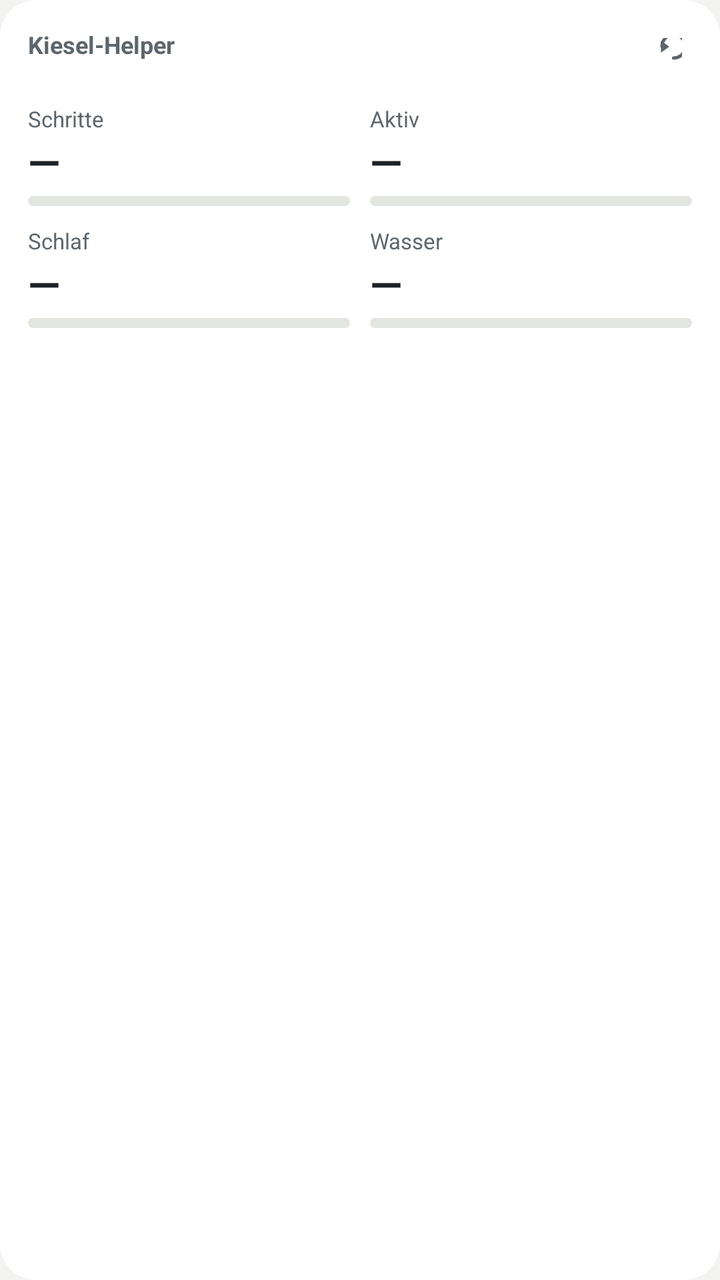
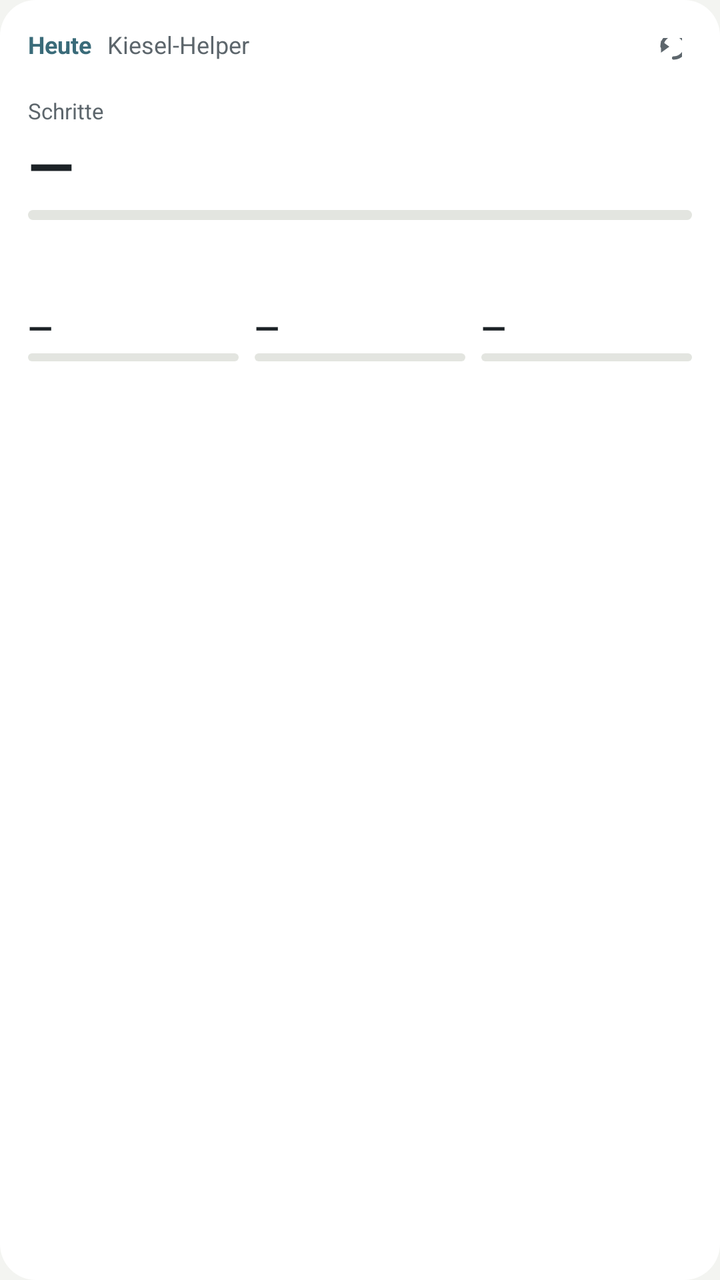

Screens rendered from an Android XML layout before and after an edit, with the pre-edit source and the edit as a unified diff.
<!-- AndroidManifest.xml: application theme KieselTheme -->
<!-- res/layout/widget_gesundheit.xml -->
<?xml version="1.0" encoding="utf-8"?>
<LinearLayout xmlns:android="http://schemas.android.com/apk/res/android"
    android:id="@+id/w_wurzel"
    android:layout_width="match_parent"
    android:layout_height="match_parent"
    android:background="@drawable/widget_grund"
    android:orientation="vertical"
    android:padding="14dp">

    <LinearLayout
        android:layout_width="match_parent"
        android:layout_height="wrap_content"
        android:layout_marginBottom="8dp"
        android:orientation="horizontal">

        <TextView
            android:layout_width="0dp"
            android:layout_height="wrap_content"
            android:layout_weight="1"
            android:text="@string/app_name"
            android:textColor="@color/schrift_zart"
            android:textSize="12sp"
            android:textStyle="bold" />

        
        <TextView
            android:id="@+id/w_stand"
            android:layout_width="wrap_content"
            android:layout_height="wrap_content"
            android:layout_gravity="center_vertical"
            android:textColor="@color/schrift_zart"
            android:textSize="12sp" />

        <ImageView
            android:id="@+id/w_auffrischen"
            android:layout_width="30dp"
            android:layout_height="30dp"
            android:layout_gravity="center_vertical"
            android:layout_marginStart="6dp"
            android:padding="5dp"
            android:src="@drawable/ic_auffrischen"
            android:contentDescription="@string/widget_auffrischen" />
    </LinearLayout>

    <LinearLayout
        android:layout_width="match_parent"
        android:layout_height="wrap_content"
        android:orientation="horizontal">

        <LinearLayout
            android:layout_width="0dp"
            android:layout_height="wrap_content"
            android:layout_weight="1"
            android:layout_marginEnd="10dp"
            android:orientation="vertical">

            <TextView
                android:layout_width="wrap_content"
                android:layout_height="wrap_content"
                android:text="Schritte"
                android:textColor="@color/schrift_zart"
                android:textSize="11sp" />

            <TextView
                android:id="@+id/w_schritte_wert"
                android:layout_width="wrap_content"
                android:layout_height="wrap_content"
                android:text="—"
                android:textColor="@color/schrift"
                android:textSize="21sp"
                android:textStyle="bold" />

            <ProgressBar
                android:id="@+id/w_schritte_balken"
                style="?android:attr/progressBarStyleHorizontal"
                android:layout_width="match_parent"
                android:layout_height="5dp"
                android:layout_marginTop="3dp"
                android:max="100"
                android:progress="0"
                android:progressDrawable="@drawable/widget_balken" />
        </LinearLayout>

        <LinearLayout
            android:layout_width="0dp"
            android:layout_height="wrap_content"
            android:layout_weight="1"
            android:orientation="vertical">

            <TextView
                android:layout_width="wrap_content"
                android:layout_height="wrap_content"
                android:text="Aktiv"
                android:textColor="@color/schrift_zart"
                android:textSize="11sp" />

            <TextView
                android:id="@+id/w_aktiv_wert"
                android:layout_width="wrap_content"
                android:layout_height="wrap_content"
                android:text="—"
                android:textColor="@color/schrift"
                android:textSize="21sp"
                android:textStyle="bold" />

            <ProgressBar
                android:id="@+id/w_aktiv_balken"
                style="?android:attr/progressBarStyleHorizontal"
                android:layout_width="match_parent"
                android:layout_height="5dp"
                android:layout_marginTop="3dp"
                android:max="100"
                android:progress="0"
                android:progressDrawable="@drawable/widget_balken" />
        </LinearLayout>
    </LinearLayout>

    <LinearLayout
        android:layout_width="match_parent"
        android:layout_height="wrap_content"
        android:layout_marginTop="10dp"
        android:orientation="horizontal">

        <LinearLayout
            android:layout_width="0dp"
            android:layout_height="wrap_content"
            android:layout_weight="1"
            android:layout_marginEnd="10dp"
            android:orientation="vertical">

            <TextView
                android:layout_width="wrap_content"
                android:layout_height="wrap_content"
                android:text="Schlaf"
                android:textColor="@color/schrift_zart"
                android:textSize="11sp" />

            <TextView
                android:id="@+id/w_schlaf_wert"
                android:layout_width="wrap_content"
                android:layout_height="wrap_content"
                android:text="—"
                android:textColor="@color/schrift"
                android:textSize="21sp"
                android:textStyle="bold" />

            <ProgressBar
                android:id="@+id/w_schlaf_balken"
                style="?android:attr/progressBarStyleHorizontal"
                android:layout_width="match_parent"
                android:layout_height="5dp"
                android:layout_marginTop="3dp"
                android:max="100"
                android:progress="0"
                android:progressDrawable="@drawable/widget_balken" />
        </LinearLayout>

        <LinearLayout
            android:layout_width="0dp"
            android:layout_height="wrap_content"
            android:layout_weight="1"
            android:orientation="vertical">

            <TextView
                android:layout_width="wrap_content"
                android:layout_height="wrap_content"
                android:text="Wasser"
                android:textColor="@color/schrift_zart"
                android:textSize="11sp" />

            <TextView
                android:id="@+id/w_wasser_wert"
                android:layout_width="wrap_content"
                android:layout_height="wrap_content"
                android:text="—"
                android:textColor="@color/schrift"
                android:textSize="21sp"
                android:textStyle="bold" />

            <ProgressBar
                android:id="@+id/w_wasser_balken"
                style="?android:attr/progressBarStyleHorizontal"
                android:layout_width="match_parent"
                android:layout_height="5dp"
                android:layout_marginTop="3dp"
                android:max="100"
                android:progress="0"
                android:progressDrawable="@drawable/widget_balken" />
        </LinearLayout>
    </LinearLayout>

    <TextView
        android:id="@+id/w_fuss"
        android:layout_width="match_parent"
        android:layout_height="wrap_content"
        android:layout_marginTop="10dp"
        android:maxLines="1"
        android:textColor="@color/schrift_zart"
        android:textSize="12sp" />
</LinearLayout>
<!-- resources referenced by this layout -->
<resources>
  <color name="schrift">#1C2226</color>
  <color name="schrift_zart">#5D666C</color>
  <!-- drawable ic_auffrischen (drawable) -->
  <?xml version="1.0" encoding="utf-8"?>
  <vector xmlns:android="http://schemas.android.com/apk/res/android"
      android:width="24dp"
      android:height="24dp"
      android:viewportWidth="24"
      android:viewportHeight="24">
  
      
      <path
          android:pathData="M19,12 A7,7 0 1 0 12,5"
          android:strokeColor="@color/schrift_zart"
          android:strokeWidth="2"
          android:strokeLineCap="round"
          android:fillColor="#00000000" />
  
      
      <path
          android:pathData="M11.4,1.6 L16.4,5.2 L11.4,8.8 z"
          android:fillColor="@color/schrift_zart" />
  </vector>
  <!-- drawable widget_balken (drawable) -->
  <?xml version="1.0" encoding="utf-8"?>
  <layer-list xmlns:android="http://schemas.android.com/apk/res/android">
      <item android:id="@android:id/background">
          <shape android:shape="rectangle">
              <solid android:color="@color/linie" />
              <corners android:radius="3dp" />
          </shape>
      </item>
      <item android:id="@android:id/progress">
          <clip>
              <shape android:shape="rectangle">
                  <solid android:color="@color/akzent" />
                  <corners android:radius="3dp" />
              </shape>
          </clip>
      </item>
  </layer-list>
  <!-- drawable widget_grund (drawable) -->
  <?xml version="1.0" encoding="utf-8"?>
  <shape xmlns:android="http://schemas.android.com/apk/res/android"
      android:shape="rectangle">
      <solid android:color="@color/karte" />
      <corners android:radius="18dp" />
  </shape>
  <string name="app_name">Kiesel-Helper</string>
  <string name="widget_auffrischen">Jetzt auffrischen</string>
  <style name="KieselTheme" parent="@android:style/Theme.Material.Light.NoActionBar">
          <item name="android:windowBackground">@color/grund</item>
          <item name="android:colorBackground">@color/grund</item>
          <item name="android:textColorPrimary">@color/schrift</item>
          <item name="android:textColorSecondary">@color/schrift_zart</item>
          <item name="android:textColorHint">@color/schrift_zart</item>
          <item name="android:colorAccent">@color/akzent</item>
          <item name="android:statusBarColor">@color/grund</item>
          <item name="android:windowLightStatusBar">true</item>
          <item name="android:navigationBarColor">@color/grund</item>
          <item name="android:windowLightNavigationBar">true</item>
      </style>
  <color name="linie">#E3E5E0</color>
  <color name="akzent">#3A6B79</color>
  <color name="karte">#FFFFFF</color>
  <color name="grund">#F3F4F1</color>
</resources>

<!-- the commit's change to res/layout/widget_gesundheit.xml (unified diff, before → after) -->
@@ -10,19 +10,27 @@
     <LinearLayout
         android:layout_width="match_parent"
         android:layout_height="wrap_content"
-        android:layout_marginBottom="8dp"
+        android:layout_marginBottom="4dp"
         android:orientation="horizontal">
+
+        <TextView
+            android:id="@+id/w_lage"
+            android:layout_width="wrap_content"
+            android:layout_height="wrap_content"
+            android:text="Heute"
+            android:textColor="@color/akzent"
+            android:textSize="12sp"
+            android:textStyle="bold" />
 
         <TextView
             android:layout_width="0dp"
             android:layout_height="wrap_content"
             android:layout_weight="1"
+            android:layout_marginStart="8dp"
             android:text="@string/app_name"
             android:textColor="@color/schrift_zart"
-            android:textSize="12sp"
-            android:textStyle="bold" />
+            android:textSize="12sp" />
 
-        
         <TextView
             android:id="@+id/w_stand"
             android:layout_width="wrap_content"
@@ -42,79 +50,67 @@
             android:contentDescription="@string/widget_auffrischen" />
     </LinearLayout>
 
+    
     <LinearLayout
+        android:id="@+id/w_buehne"
         android:layout_width="match_parent"
         android:layout_height="wrap_content"
-        android:orientation="horizontal">
+        android:orientation="vertical">
+
+        <TextView
+            android:id="@+id/w_name"
+            android:layout_width="wrap_content"
+            android:layout_height="wrap_content"
+            android:text="Schritte"
+            android:textColor="@color/schrift_zart"
+            android:textSize="11sp" />
 
         <LinearLayout
-            android:layout_width="0dp"
+            android:layout_width="match_parent"
             android:layout_height="wrap_content"
-            android:layout_weight="1"
-            android:layout_marginEnd="10dp"
-            android:orientation="vertical">
+            android:gravity="bottom"
+            android:orientation="horizontal">
 
             <TextView
-                android:layout_width="wrap_content"
-                android:layout_height="wrap_content"
-                android:text="Schritte"
-                android:textColor="@color/schrift_zart"
-                android:textSize="11sp" />
-
-            <TextView
-                android:id="@+id/w_schritte_wert"
+                android:id="@+id/w_gross"
                 android:layout_width="wrap_content"
                 android:layout_height="wrap_content"
                 android:text="—"
                 android:textColor="@color/schrift"
-                android:textSize="21sp"
+                android:textSize="30sp"
                 android:textStyle="bold" />
 
-            <ProgressBar
-                android:id="@+id/w_schritte_balken"
-                style="?android:attr/progressBarStyleHorizontal"
-                android:layout_width="match_parent"
-                android:layout_height="5dp"
-                android:layout_marginTop="3dp"
-                android:max="100"
-                android:progress="0"
-                android:progressDrawable="@drawable/widget_balken" />
+            <TextView
+                android:id="@+id/w_einheit"
+                android:layout_width="wrap_content"
+                android:layout_height="wrap_content"
+                android:layout_marginStart="4dp"
+                android:layout_marginBottom="5dp"
+                android:textColor="@color/schrift_zart"
+                android:textSize="13sp" />
         </LinearLayout>
 
-        <LinearLayout
-            android:layout_width="0dp"
+        <ProgressBar
+            android:id="@+id/w_balken"
+            style="?android:attr/progressBarStyleHorizontal"
+            android:layout_width="match_parent"
+            android:layout_height="5dp"
+            android:layout_marginTop="2dp"
+            android:max="100"
+            android:progress="0"
+            android:progressDrawable="@drawable/widget_balken" />
+
+        <TextView
+            android:id="@+id/w_satz"
+            android:layout_width="match_parent"
             android:layout_height="wrap_content"
-            android:layout_weight="1"
-            android:orientation="vertical">
-
-            <TextView
-                android:layout_width="wrap_content"
-                android:layout_height="wrap_content"
-                android:text="Aktiv"
-                android:textColor="@color/schrift_zart"
-                android:textSize="11sp" />
-
-            <TextView
-                android:id="@+id/w_aktiv_wert"
-                android:layout_width="wrap_content"
-                android:layout_height="wrap_content"
-                android:text="—"
-                android:textColor="@color/schrift"
-                android:textSize="21sp"
-                android:textStyle="bold" />
-
-            <ProgressBar
-                android:id="@+id/w_aktiv_balken"
-                style="?android:attr/progressBarStyleHorizontal"
-                android:layout_width="match_parent"
-                android:layout_height="5dp"
-                android:layout_marginTop="3dp"
-                android:max="100"
-                android:progress="0"
-                android:progressDrawable="@drawable/widget_balken" />
-        </LinearLayout>
+            android:layout_marginTop="3dp"
+            android:maxLines="2"
+            android:textColor="@color/schrift"
+            android:textSize="12sp" />
     </LinearLayout>
 
+    
     <LinearLayout
         android:layout_width="match_parent"
         android:layout_height="wrap_content"
@@ -122,70 +118,50 @@
         android:orientation="horizontal">
 
         <LinearLayout
+            android:id="@+id/w_k1"
             android:layout_width="0dp"
             android:layout_height="wrap_content"
             android:layout_weight="1"
-            android:layout_marginEnd="10dp"
+            android:layout_marginEnd="8dp"
             android:orientation="vertical">
-
-            <TextView
-                android:layout_width="wrap_content"
-                android:layout_height="wrap_content"
-                android:text="Schlaf"
-                android:textColor="@color/schrift_zart"
-                android:textSize="11sp" />
-
-            <TextView
-                android:id="@+id/w_schlaf_wert"
-                android:layout_width="wrap_content"
-                android:layout_height="wrap_content"
-                android:text="—"
-                android:textColor="@color/schrift"
-                android:textSize="21sp"
-                android:textStyle="bold" />
-
-            <ProgressBar
-                android:id="@+id/w_schlaf_balken"
-                style="?android:attr/progressBarStyleHorizontal"
-                android:layout_width="match_parent"
-                android:layout_height="5dp"
-                android:layout_marginTop="3dp"
-                android:max="100"
-                android:progress="0"
-                android:progressDrawable="@drawable/widget_balken" />
+            <TextView android:id="@+id/w_k1_name" android:layout_width="wrap_content" android:layout_height="wrap_content"
+                android:textColor="@color/schrift_zart" android:textSize="10sp" />
+            <TextView android:id="@+id/w_k1_wert" android:layout_width="wrap_content" android:layout_height="wrap_content"
+                android:text="—" android:textColor="@color/schrift" android:textSize="16sp" android:textStyle="bold" />
+            <ProgressBar android:id="@+id/w_k1_balken" style="?android:attr/progressBarStyleHorizontal"
+                android:layout_width="match_parent" android:layout_height="4dp" android:layout_marginTop="2dp"
+                android:max="100" android:progress="0" android:progressDrawable="@drawable/widget_balken" />
         </LinearLayout>
 
         <LinearLayout
+            android:id="@+id/w_k2"
+            android:layout_width="0dp"
+            android:layout_height="wrap_content"
+            android:layout_weight="1"
+            android:layout_marginEnd="8dp"
+            android:orientation="vertical">
+            <TextView android:id="@+id/w_k2_name" android:layout_width="wrap_content" android:layout_height="wrap_content"
+                android:textColor="@color/schrift_zart" android:textSize="10sp" />
+            <TextView android:id="@+id/w_k2_wert" android:layout_width="wrap_content" android:layout_height="wrap_content"
+                android:text="—" android:textColor="@color/schrift" android:textSize="16sp" android:textStyle="bold" />
+            <ProgressBar android:id="@+id/w_k2_balken" style="?android:attr/progressBarStyleHorizontal"
+                android:layout_width="match_parent" android:layout_height="4dp" android:layout_marginTop="2dp"
+                android:max="100" android:progress="0" android:progressDrawable="@drawable/widget_balken" />
+        </LinearLayout>
+
+        <LinearLayout
+            android:id="@+id/w_k3"
             android:layout_width="0dp"
             android:layout_height="wrap_content"
             android:layout_weight="1"
             android:orientation="vertical">
-
-            <TextView
-                android:layout_width="wrap_content"
-                android:layout_height="wrap_content"
-                android:text="Wasser"
-                android:textColor="@color/schrift_zart"
-                android:textSize="11sp" />
-
-            <TextView
-                android:id="@+id/w_wasser_wert"
-                android:layout_width="wrap_content"
-                android:layout_height="wrap_content"
-                android:text="—"
-                android:textColor="@color/schrift"
-                android:textSize="21sp"
-                android:textStyle="bold" />
-
-            <ProgressBar
-                android:id="@+id/w_wasser_balken"
-                style="?android:attr/progressBarStyleHorizontal"
-                android:layout_width="match_parent"
-                android:layout_height="5dp"
-                android:layout_marginTop="3dp"
-                android:max="100"
-                android:progress="0"
-                android:progressDrawable="@drawable/widget_balken" />
+            <TextView android:id="@+id/w_k3_name" android:layout_width="wrap_content" android:layout_height="wrap_content"
+                android:textColor="@color/schrift_zart" android:textSize="10sp" />
+            <TextView android:id="@+id/w_k3_wert" android:layout_width="wrap_content" android:layout_height="wrap_content"
+                android:text="—" android:textColor="@color/schrift" android:textSize="16sp" android:textStyle="bold" />
+            <ProgressBar android:id="@+id/w_k3_balken" style="?android:attr/progressBarStyleHorizontal"
+                android:layout_width="match_parent" android:layout_height="4dp" android:layout_marginTop="2dp"
+                android:max="100" android:progress="0" android:progressDrawable="@drawable/widget_balken" />
         </LinearLayout>
     </LinearLayout>
 
@@ -193,8 +169,8 @@
         android:id="@+id/w_fuss"
         android:layout_width="match_parent"
         android:layout_height="wrap_content"
-        android:layout_marginTop="10dp"
+        android:layout_marginTop="8dp"
         android:maxLines="1"
         android:textColor="@color/schrift_zart"
-        android:textSize="12sp" />
+        android:textSize="11sp" />
 </LinearLayout>
